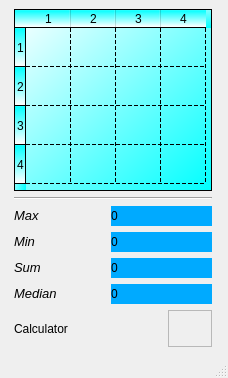
This is calculator.ui in zzzzz1st/Calculator as Qt 5 draws it before an edit. The edited form follows.
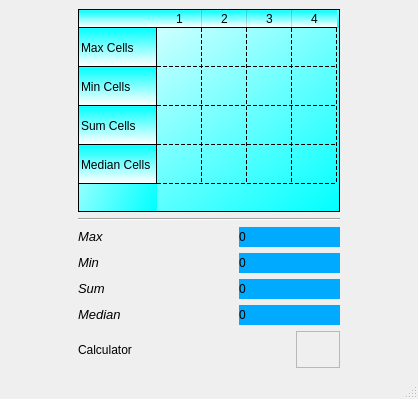
This is the edited form. Icons and pictures are not drawn.

```diff
--- a/calculator.ui
+++ b/calculator.ui
@@ -9,8 +9,8 @@
    <rect>
     <x>0</x>
     <y>0</y>
-    <width>228</width>
-    <height>378</height>
+    <width>418</width>
+    <height>399</height>
    </rect>
   </property>
   <property name="sizePolicy">
@@ -218,22 +218,22 @@
       </attribute>
       <row>
        <property name="text">
-        <string>1</string>
+        <string>Max Cells</string>
        </property>
       </row>
       <row>
        <property name="text">
-        <string>2</string>
+        <string>Min Cells</string>
        </property>
       </row>
       <row>
        <property name="text">
-        <string>3</string>
+        <string>Sum Cells</string>
        </property>
       </row>
       <row>
        <property name="text">
-        <string>4</string>
+        <string>Median Cells</string>
        </property>
       </row>
       <column>
```
Left out of the diff: 10 changed lines with no effect on the pictures.
